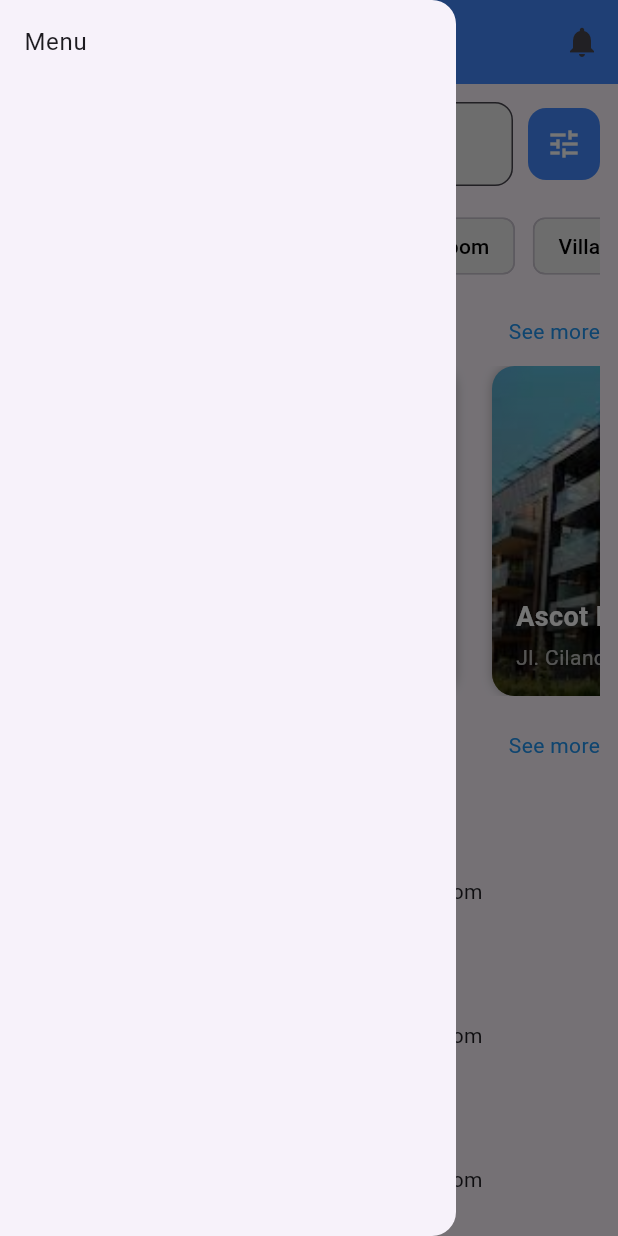
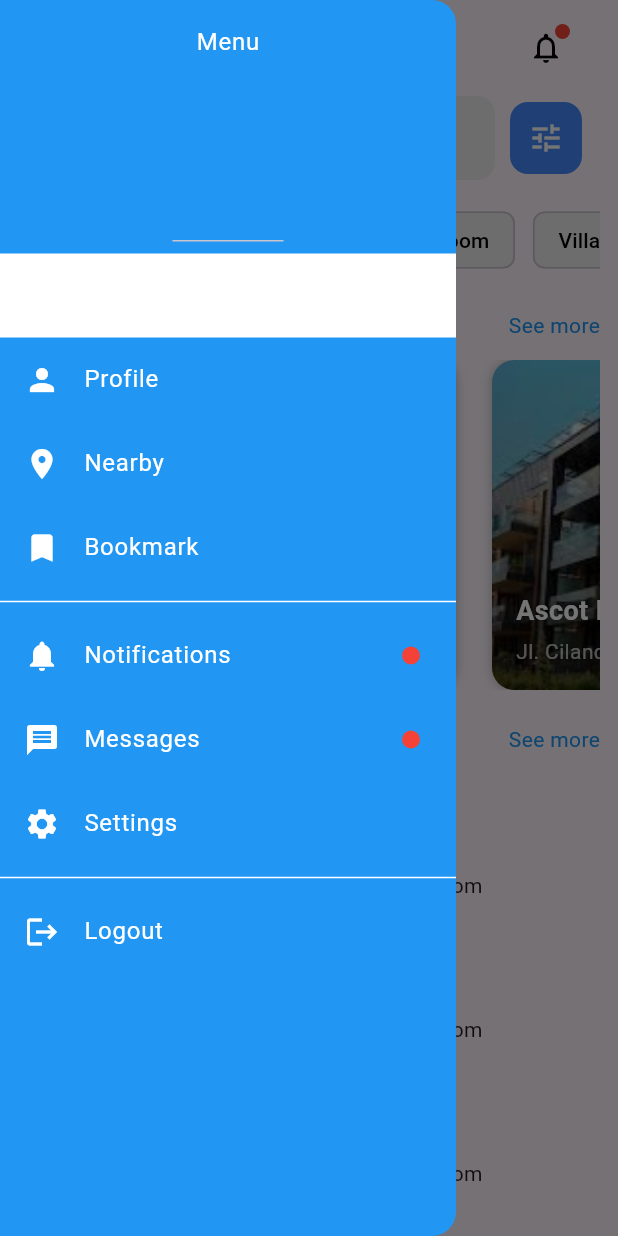
Before and after one commit to MostakAhmedShahad/i_r_d, a Flutter app: the screen it shows after launch, with the side drawer open, on a phone screen of 412 x 824 dp. Run offline on Flutter 3.47's test engine with Material 3 defaults, Android fonts, the light colour scheme and no system bars; our stand-ins replace get; Roboto replaces fonts that are missing (Arial).

Commit message:
menu_page

```diff
--- a/lib/main.dart
+++ b/lib/main.dart
@@ -13,7 +13,7 @@
   @override
   Widget build(BuildContext context) {
     return GetMaterialApp(
-      title: 'Real Estate UI',
+       debugShowCheckedModeBanner: false,
       theme: ThemeData(
         primarySwatch: Colors.blue,
         fontFamily: 'Arial',
--- a/lib/presentation/pages/home/home_page.dart
+++ b/lib/presentation/pages/home/home_page.dart
@@ -2,12 +2,7 @@ import 'package:flutter/material.dart';
 import 'package:get/get.dart';
 import 'package:i_r_d/presentation/controllers/home_controller.dart';
 import 'package:i_r_d/presentation/pages/home/widgets.dart';
-import 'package:i_r_d/presentation/widgets/catagory_chip.dart';
-
-import 'package:i_r_d/presentation/widgets/property_card.dart';
- import 'package:flutter/material.dart';
-import 'package:get/get.dart';
-import 'package:i_r_d/presentation/controllers/home_controller.dart';
+import 'package:i_r_d/presentation/pages/menu/menu_page.dart';
 import 'package:i_r_d/presentation/widgets/catagory_chip.dart';
 import 'package:i_r_d/presentation/widgets/property_card.dart';
 
@@ -17,29 +12,85 @@ class HomePage extends StatelessWidget {
   @override
   Widget build(BuildContext context) {
     return Scaffold(
-      drawer: Drawer(child: ListView(children: [ListTile(title: Text("Menu"))])),
-      appBar: AppBar(
-        title: Text('Jakarta'),
-        backgroundColor: Colors.blueAccent,
-        actions: [IconButton(icon: Icon(Icons.notifications), onPressed: () {})],
-      ),
-      body: Obx(() => SingleChildScrollView(
+      drawer: MenuPage(),
+      body: Builder(
+        builder: (context) => Obx(() => SingleChildScrollView(
               child: Padding(
                 padding: const EdgeInsets.symmetric(horizontal: 12),
                 child: Column(
                   crossAxisAlignment: CrossAxisAlignment.start,
                   children: [
-                  SizedBox(height: 12),
+                   // SizedBox(height: 40),
+
+                    // Location Row
+                    Padding(
+                      padding:
+                          const EdgeInsets.symmetric(horizontal: 12.0, vertical: 8.0),
+                      child: Row(
+                        mainAxisAlignment: MainAxisAlignment.spaceBetween,
+                        children: [
+                          Column(
+                            crossAxisAlignment: CrossAxisAlignment.start,
+                            children: [
+                              Text("Location",
+                                  style:
+                                      TextStyle(color: Colors.grey, fontSize: 12)),
+                              Row(
+                                children: [
+                                  Text("Jakarta",
+                                      style: TextStyle(
+                                          fontSize: 16,
+                                          fontWeight: FontWeight.bold,
+                                          color: Colors.black)),
+                                  Icon(Icons.keyboard_arrow_down,
+                                      color: Colors.black),
+                                ],
+                              ),
+                            ],
+                          ),
+
+                          // Notification with red dot opens drawer
+                          Stack(
+                            children: [
+                              IconButton(
+                                icon: Icon(Icons.notifications_none,
+                                    color: Colors.black),
+                                onPressed: () {
+                                  Scaffold.of(context).openDrawer();
+                                },
+                              ),
+                              Positioned(
+                                right: 8,
+                                top: 8,
+                                child: Container(
+                                  width: 10,
+                                  height: 10,
+                                  decoration: BoxDecoration(
+                                    color: Colors.red,
+                                    shape: BoxShape.circle,
+                                  ),
+                                ),
+                              )
+                            ],
+                          )
+                        ],
+                      ),
+                    ),
 
                     // Search bar
-                  Row(
+                    Padding(
+                      padding: const EdgeInsets.symmetric(horizontal: 12.0),
+                      child: Row(
                         children: [
                           Expanded(
                             child: TextField(
                               decoration: InputDecoration(
                                 hintText: 'Search address, or near you',
                                 prefixIcon: Icon(Icons.search),
-                            border: OutlineInputBorder(borderRadius: BorderRadius.circular(12)),
+                                border: OutlineInputBorder(
+                                  borderRadius: BorderRadius.circular(12),
+                                  borderSide: BorderSide.none,
+                                ),
                                 filled: true,
                                 fillColor: Colors.grey[200],
                               ),
@@ -58,6 +109,7 @@ class HomePage extends StatelessWidget {
                           ),
                         ],
                       ),
+                    ),
 
                     SizedBox(height: 16),
 
@@ -65,7 +117,8 @@ class HomePage extends StatelessWidget {
                     SingleChildScrollView(
                       scrollDirection: Axis.horizontal,
                       child: Row(
-                      children: ['House', 'Apartment', 'Hotel room', 'Villa'].map((e) {
+                        children: ['House', 'Apartment', 'Hotel room', 'Villa']
+                            .map((e) {
                           return CategoryChip(
                             label: e,
                             isSelected: controller.selectedCategory.value == e,
@@ -81,7 +134,9 @@ class HomePage extends StatelessWidget {
                     Row(
                       mainAxisAlignment: MainAxisAlignment.spaceBetween,
                       children: [
-                      Text("Near from you", style: TextStyle(fontSize: 18, fontWeight: FontWeight.bold)),
+                        Text("Near from you",
+                            style:
+                                TextStyle(fontSize: 18, fontWeight: FontWeight.bold)),
                         Text("See more", style: TextStyle(color: Colors.blue)),
                       ],
                     ),
@@ -95,7 +150,9 @@ class HomePage extends StatelessWidget {
                     Row(
                       mainAxisAlignment: MainAxisAlignment.spaceBetween,
                       children: [
-                      Text("Best for you", style: TextStyle(fontSize: 18, fontWeight: FontWeight.bold)),
+                        Text("Best for you",
+                            style:
+                                TextStyle(fontSize: 18, fontWeight: FontWeight.bold)),
                         Text("See more", style: TextStyle(color: Colors.blue)),
                       ],
                     ),
@@ -114,6 +171,7 @@ class HomePage extends StatelessWidget {
                 ),
               ),
             )),
+      ),
     );
   }
 }
--- a/lib/presentation/pages/menu/menu_page.dart
+++ b/lib/presentation/pages/menu/menu_page.dart
@@ -4,13 +4,99 @@ class MenuPage extends StatelessWidget {
   @override
   Widget build(BuildContext context) {
     return Drawer(
+      backgroundColor: Colors.blue,
       child: Column(
         children: [
-          const DrawerHeader(child: Text("Menu")),
-          ListTile(leading: Icon(Icons.home), title: Text("Home")),
-          ListTile(leading: Icon(Icons.person), title: Text("Profile")),
-          ListTile(leading: Icon(Icons.location_on), title: Text("Nearby")),
-          // Add more items here...
+          const DrawerHeader(child: Text("Menu", style: TextStyle(color: Colors.white))),
+
+
+          Container(
+            color: Colors.white,
+            child: ListTile(
+              leading: Icon(Icons.home, color: Colors.white), // White icon
+              title: Text("Home", style: TextStyle(color: Colors.white)), // White text
+              onTap: () {
+
+              },
+            ),
+          ),
+
+
+          ListTile(
+            leading: Icon(Icons.person, color: Colors.white),
+            title: Text("Profile", style: TextStyle(color: Colors.white)),
+            onTap: () {
+
+            },
+          ),
+          ListTile(
+            leading: Icon(Icons.location_on, color: Colors.white),
+            title: Text("Nearby", style: TextStyle(color: Colors.white)),
+            onTap: () {
+
+            },
+          ),
+          ListTile(
+            leading: Icon(Icons.bookmark, color: Colors.white),
+            title: Text("Bookmark", style: TextStyle(color: Colors.white)),
+            onTap: () {
+
+            },
+          ),
+
+
+          Divider(color: Colors.white),
+
+
+          ListTile(
+            leading: Icon(Icons.notifications, color: Colors.white),
+            title: Text("Notifications", style: TextStyle(color: Colors.white)),
+            trailing: Container(
+              width: 12,
+              height: 12,
+              decoration: BoxDecoration(
+                color: Colors.red,
+                shape: BoxShape.circle,
+              ),
+            ),
+            onTap: () {
+              // Handle notifications click
+            },
+          ),
+          ListTile(
+            leading: Icon(Icons.message, color: Colors.white),
+            title: Text("Messages", style: TextStyle(color: Colors.white)),
+            trailing: Container(
+              width: 12,
+              height: 12,
+              decoration: BoxDecoration(
+                color: Colors.red,
+                shape: BoxShape.circle,
+              ),
+            ),
+            onTap: () {
+              // Handle messages click
+            },
+          ),
+          ListTile(
+            leading: Icon(Icons.settings, color: Colors.white),
+            title: Text("Settings", style: TextStyle(color: Colors.white)),
+            onTap: () {
+              // Handle settings click
+            },
+          ),
+
+          // White separation line
+          Divider(color: Colors.white),
+
+          // Logout item
+          ListTile(
+            leading: Icon(Icons.logout, color: Colors.white),
+            title: Text("Logout", style: TextStyle(color: Colors.white)),
+            onTap: () {
+              // Handle logout click
+            },
+          ),
         ],
       ),
     );
```
Lines whose indentation alone changed are shown as unchanged.
